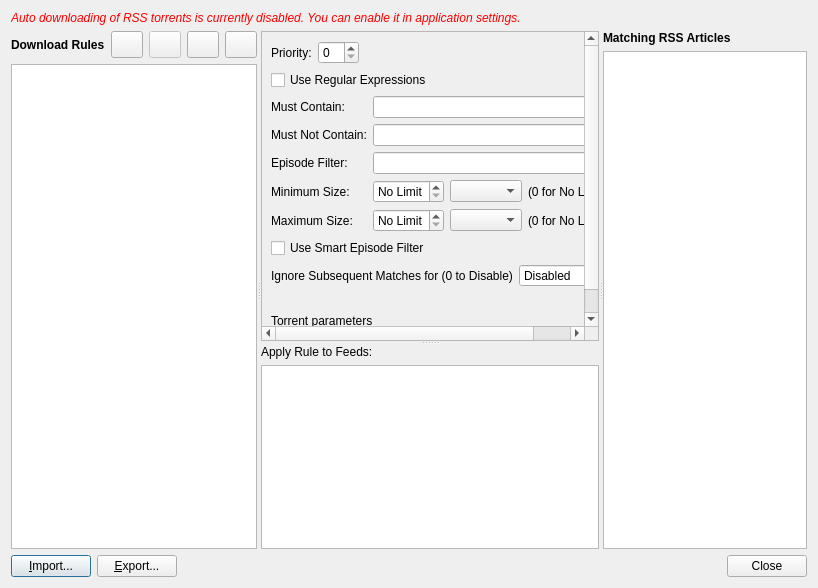
Old version of the form src/gui/rss/automatedrssdownloader.ui in the repository cmeans/qBittorrent.
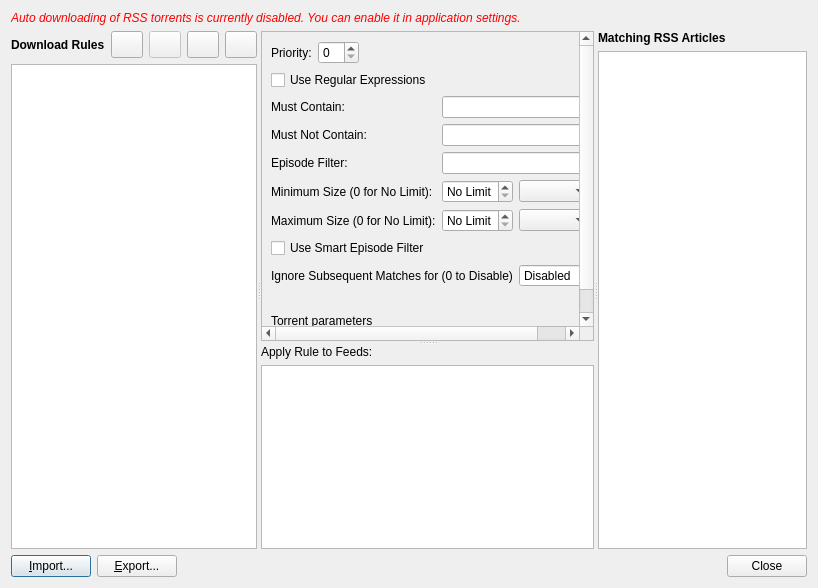
New version of the form.

Commit message:
Match upstream PR review fixes for RSS rule size limits
Wire the size limits' validity check like the dialog's other ones,
with the same warning icon, fold "(0 for No Limit)" into the labels as
Ignore Subsequent Matches does, and state the matching rules in the
WebAPI changelog.

The edit to the form file:
```diff
--- a/src/gui/rss/automatedrssdownloader.ui
+++ b/src/gui/rss/automatedrssdownloader.ui
@@ -261,7 +261,7 @@
               <string>Articles smaller than this size are filtered out, as are articles of unknown size. An article of exactly this size is kept. 0 for No Limit.</string>
              </property>
              <property name="text">
-              <string>Minimum Size:</string>
+              <string>Minimum Size (0 for No Limit):</string>
              </property>
             </widget>
            </item>
@@ -287,16 +287,6 @@
                </property>
               </widget>
              </item>
-             <item>
-              <widget class="QLabel" name="lblMinSizeHint">
-               <property name="toolTip">
-                <string>Articles smaller than this size are filtered out, as are articles of unknown size. An article of exactly this size is kept. 0 for No Limit.</string>
-               </property>
-               <property name="text">
-                <string>(0 for No Limit)</string>
-               </property>
-              </widget>
-             </item>
              <item>
               <spacer name="minSizeSpacer">
                <property name="orientation">
@@ -318,7 +308,7 @@
               <string>Articles larger than this size are filtered out. Articles of unknown size aren't. An article of exactly this size is kept. 0 for No Limit.</string>
              </property>
              <property name="text">
-              <string>Maximum Size:</string>
+              <string>Maximum Size (0 for No Limit):</string>
              </property>
             </widget>
            </item>
@@ -344,16 +334,6 @@
                </property>
               </widget>
              </item>
-             <item>
-              <widget class="QLabel" name="lblMaxSizeHint">
-               <property name="toolTip">
-                <string>Articles larger than this size are filtered out. Articles of unknown size aren't. An article of exactly this size is kept. 0 for No Limit.</string>
-               </property>
-               <property name="text">
-                <string>(0 for No Limit)</string>
-               </property>
-              </widget>
-             </item>
              <item>
               <spacer name="maxSizeSpacer">
                <property name="orientation">
```
Left out of the diff: 20 changed lines with no effect on the pictures. The commit also changes 4 other files.
